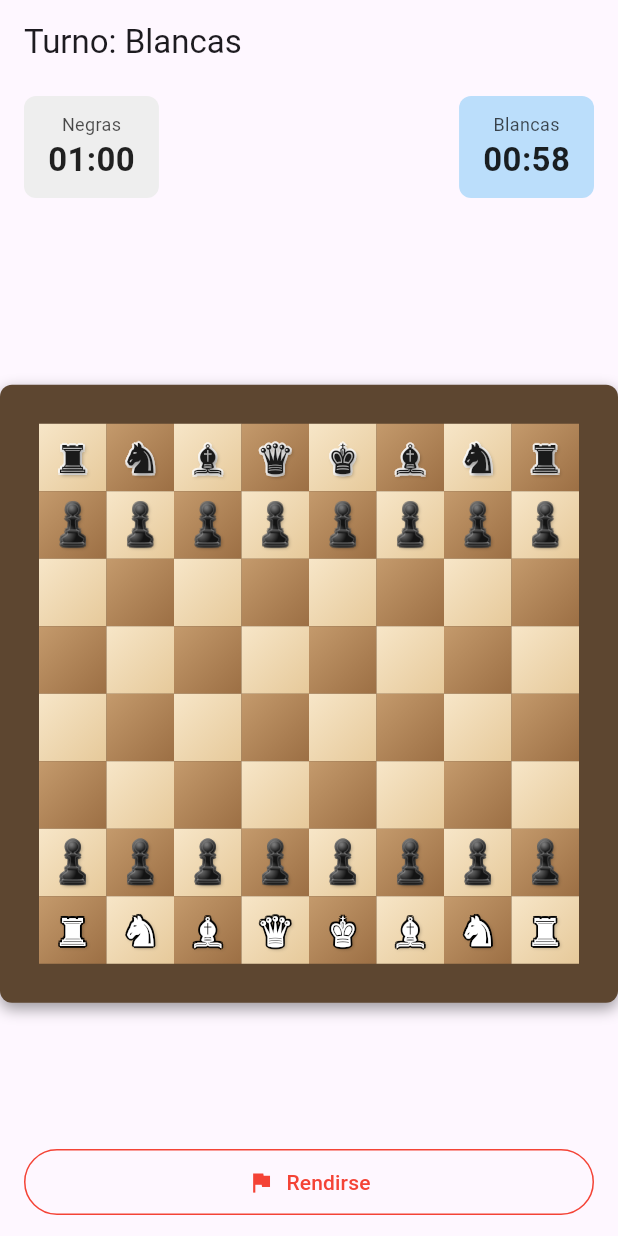
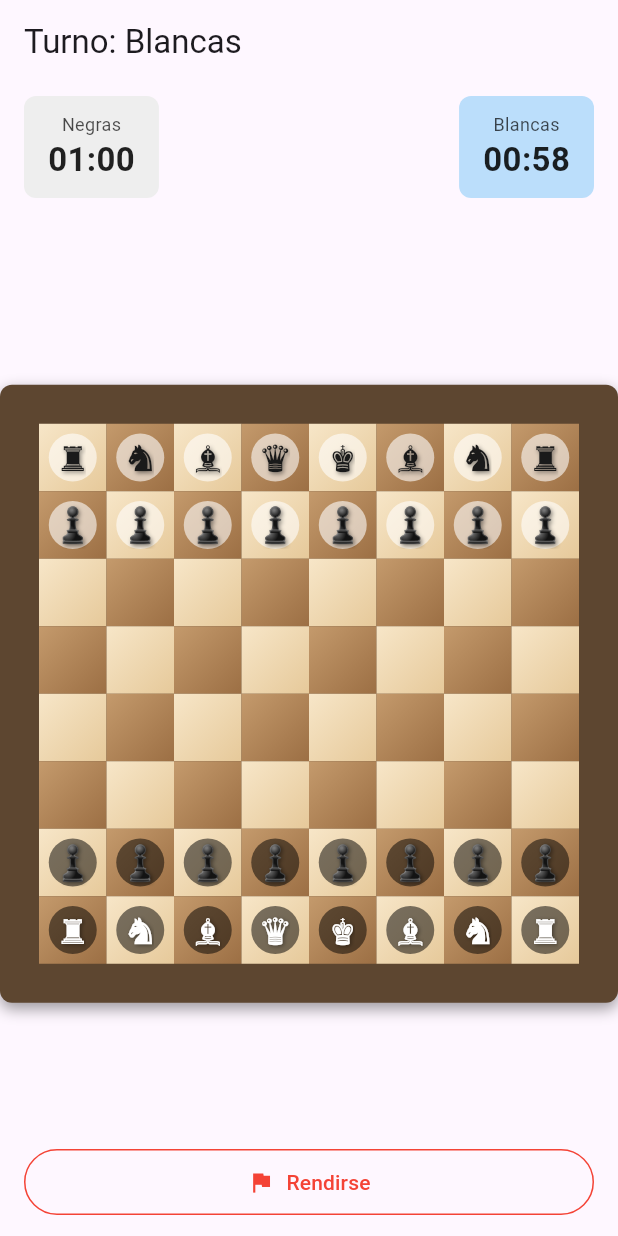
Before and after one commit to adh3us/Chess-in-time, a Flutter app: the screen it shows after launch, after a tap on "Medio", after a tap on "Alto", after a tap on "Bullet · 1+0", on a phone screen of 412 x 824 dp. Run offline on Flutter 3.47's test engine with Material 3 defaults, Android fonts, the phone set to English and light mode, and no system bars.

Commit message:
Fase 4: reemplazar contorno de piezas por círculo de fondo en Medio/Alto
Tercera vuelta de feedback de Lucas: el contorno "a mano" (copias
desplazadas) seguía sin resolver el contraste -- estos glifos tienen
muchos contornos internos chicos (puntas de corona, crin del caballo),
así que cualquier técnica de trazo terminaba cubriendo casi toda la
silueta de nuevo.

En vez de perseguir el contorno del glifo, la pieza va ahora sobre un
círculo de fondo -- oscuro detrás de las blancas, claro detrás de las
negras -- que da contraste garantizado sin depender de la geometría
interna del carácter. Mismo glifo sólido y mismo tratamiento para las
dos, solo cambia el color: sigue siendo una sola línea de diseño.

```diff
--- a/chess_in_time/lib/chess_game_screen.dart
+++ b/chess_in_time/lib/chess_game_screen.dart
@@ -75,19 +75,19 @@ _Material _computeMaterial(LocalChessEngine engine) {
 
 /// Dibuja una pieza en el tablero según el tema visual activo.
 ///
-/// Segunda vuelta de feedback de Lucas: el intento anterior (Paint con
-/// PaintingStyle.stroke) seguía TODOS los sub-trazos internos de cada
-/// glifo, no solo el contorno exterior — el trazo terminaba tapando el
-/// relleno blanco y las piezas blancas se veían negras. Además, usar un
-/// glifo distinto por color (el set hueco de blancas vs. el sólido de
-/// negras) es, literalmente, "un modelo distinto" para cada bando.
+/// Tercera vuelta de feedback de Lucas: el intento del contorno "a mano"
+/// (copias del glifo desplazadas) seguía viéndose mal, porque estos glifos
+/// tienen muchos contornos internos chicos (las puntas de una corona, la
+/// crin del caballo) — a tamaño de pieza, el contorno terminaba tapando
+/// casi toda la silueta de nuevo, cualquiera sea la técnica de trazo.
 ///
-/// Acá, para Medio/Alto, blancas y negras usan el mismo glifo sólido —
-/// una sola línea de diseño — y se diferencian solo por color de relleno.
-/// El contorno se arma a mano con copias del mismo texto desplazadas unos
-/// píxeles alrededor (la técnica clásica de "stroke" de texto), que no
-/// depende de cómo la fuente componga los sub-trazos del glifo. Básico
-/// sigue con el set clásico hueco/sólido sin tocar.
+/// En vez de perseguir el contorno del glifo, la pieza ahora va sobre un
+/// círculo de fondo — oscuro detrás de las blancas, claro detrás de las
+/// negras — que da contraste garantizado sin depender de la geometría
+/// interna del carácter. Blancas y negras comparten el mismo glifo sólido
+/// y el mismo tratamiento (círculo + relleno), solo cambian los colores:
+/// es la misma línea de diseño para las dos. Básico sigue con el set
+/// clásico hueco/sólido sin tocar.
 Widget _pieceGlyph(ChessPiece piece, BoardThemeConfig theme, bool unifiedStyle) {
   final shadows = theme.pieceShadow
       ? const [Shadow(color: Colors.black45, blurRadius: 3, offset: Offset(1, 1))]
@@ -100,23 +100,14 @@ Widget _pieceGlyph(ChessPiece piece, BoardThemeConfig theme, bool unifiedStyle)
   final glyph = _symbols[PieceColor.black]![piece.type]!; // misma silueta para las dos, un solo estilo
   final isWhite = piece.color == PieceColor.white;
   final fill = isWhite ? Colors.white : const Color(0xFF1A1A1A);
-  final outline = isWhite ? Colors.black87 : Colors.white70;
+  final pad = isWhite ? Colors.black.withAlpha(130) : Colors.white.withAlpha(150);
 
-  const outlineOffsets = [
-    Offset(-1.3, 0), Offset(1.3, 0), Offset(0, -1.3), Offset(0, 1.3),
-    Offset(-1.0, -1.0), Offset(1.0, -1.0), Offset(-1.0, 1.0), Offset(1.0, 1.0),
-  ];
-
-  return Stack(
+  return Container(
+    width: 32,
+    height: 32,
     alignment: Alignment.center,
-    children: [
-      for (final o in outlineOffsets)
-        Transform.translate(
-          offset: o,
-          child: Text(glyph, style: TextStyle(fontSize: 26, color: outline)),
-        ),
-      Text(glyph, style: TextStyle(fontSize: 26, color: fill, shadows: shadows)),
-    ],
+    decoration: BoxDecoration(shape: BoxShape.circle, color: pad),
+    child: Text(glyph, style: TextStyle(fontSize: 23, color: fill, shadows: shadows)),
   );
 }
 
```
